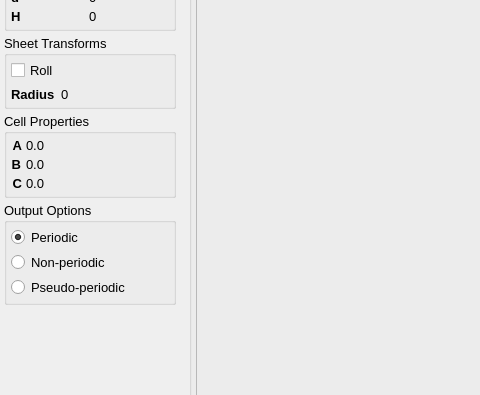
Old version of the form src/gui/createNanotubeSpeciesDialog.ui in the repository disorderedmaterials/dissolve; both pictures show x 0 to 480 and y 222 to 617 of the 1227 by 769 pixel window.
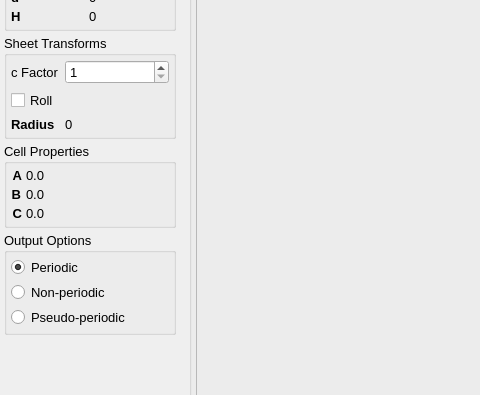
New version of the form. Icons and pictures are not drawn. Custom widgets are drawn as their Qt base class.

Commit message: Extend tube by multiples along c.

The edit to the form file:
```diff
--- a/src/gui/createNanotubeSpeciesDialog.ui
+++ b/src/gui/createNanotubeSpeciesDialog.ui
@@ -313,7 +313,7 @@
            <property name="bottomMargin">
             <number>4</number>
            </property>
-           <item row="0" column="0" colspan="2">
+           <item row="1" column="0" colspan="2">
             <widget class="QCheckBox" name="RollUpCheck">
              <property name="toolTip">
               <string>Whether to roll up the sheet about the y axis to form a nanotube</string>
@@ -323,7 +323,7 @@
              </property>
             </widget>
            </item>
-           <item row="1" column="0">
+           <item row="2" column="0">
             <widget class="QLabel" name="label_11">
              <property name="font">
               <font>
@@ -339,7 +339,7 @@
              </property>
             </widget>
            </item>
-           <item row="1" column="1">
+           <item row="2" column="1">
             <widget class="QLabel" name="RadiusLabel">
              <property name="toolTip">
               <string>Radius, if rolled into a nanotube</string>
@@ -349,6 +349,29 @@
              </property>
             </widget>
            </item>
+           <item row="0" column="0">
+            <widget class="QLabel" name="label_6">
+             <property name="toolTip">
+              <string>Multiplier for the sheet along the c axis</string>
+             </property>
+             <property name="text">
+              <string>c Factor</string>
+             </property>
+            </widget>
+           </item>
+           <item row="0" column="1">
+            <widget class="QSpinBox" name="CFactorSpin">
+             <property name="toolTip">
+              <string>Multiplier for the sheet along the c axis</string>
+             </property>
+             <property name="minimum">
+              <number>1</number>
+             </property>
+             <property name="maximum">
+              <number>100</number>
+             </property>
+            </widget>
+           </item>
           </layout>
          </widget>
         </item>
```
The commit also changes 2 other files.
